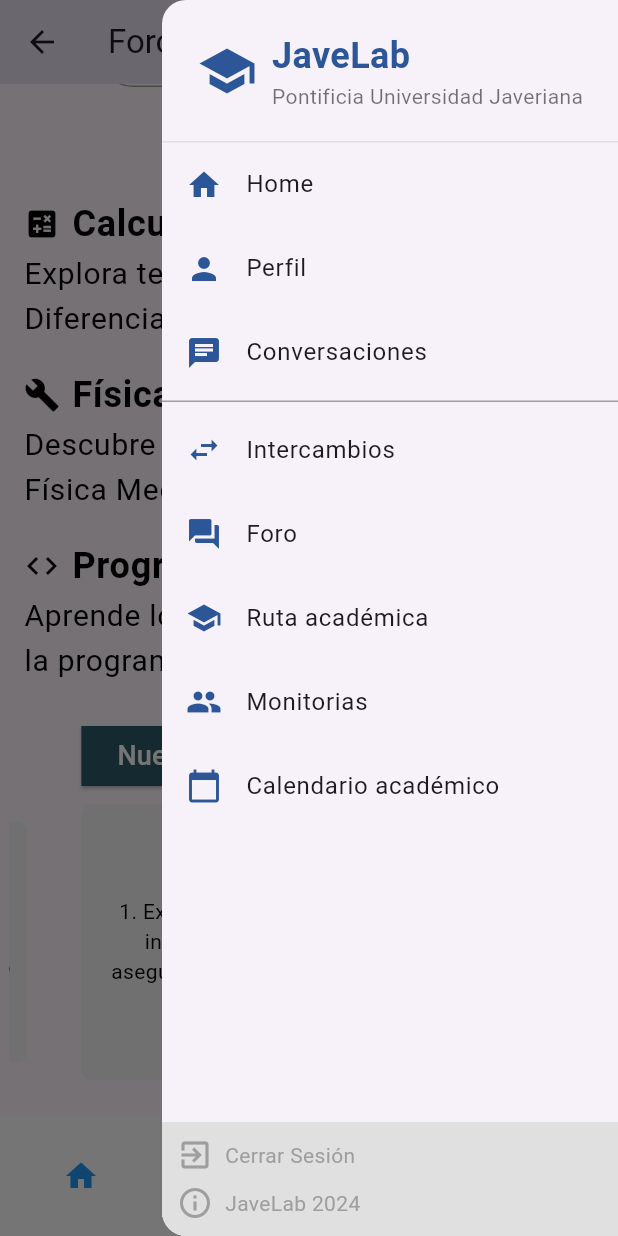
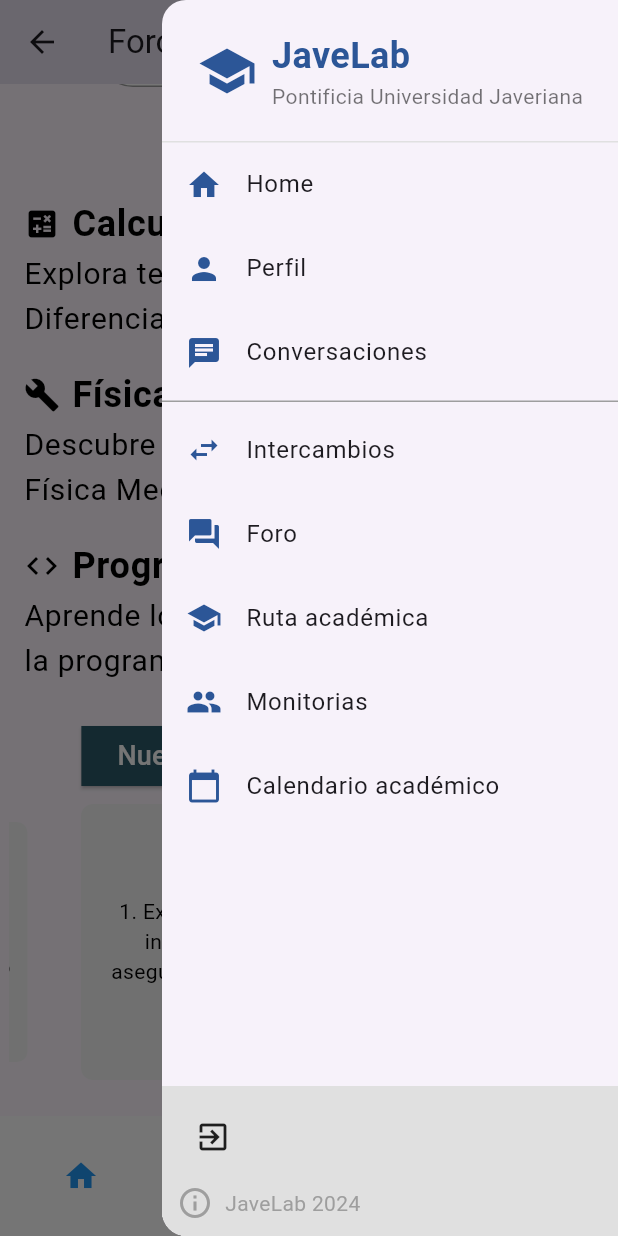
Before and after one commit to estebanvilla16/TesisJaveLab, a Flutter app: the Cara6 screen opened by its route, scrolled down 141 dp, after a tap on the "menu" icon, on a phone screen of 412 x 824 dp. Run offline on Flutter 3.47's test engine with Material 3 defaults, Android fonts, the phone set to English and light mode, and no system bars; drawn by our look-alikes of carousel_slider; our stand-ins replace file_picker, flutter_rating_bar, flutter_secure_storage, open_file, pull_to_refresh, youtube_player_flutter; accounts and stored records are empty; network calls fail.

Commit message:
Cerrar Sesion creado

```diff
--- a/lib/global/enviroment.dart
+++ b/lib/global/enviroment.dart
@@ -3,10 +3,10 @@
 class Envirenment {
   //Servico Rest
   static String apiUrl = Platform.isAndroid
-      ? 'http://192.168.10.34:3000/api'
+      ? 'http://192.168.10.7:3000/api'
       : 'http://localhost:3000/api';
   //Socket
   static String socketUrl = Platform.isAndroid
-      ? 'http://192.168.10.34:3000 '
+      ? 'http://192.168.10.7:3000 '
       : 'http://localhost:3000';
 }
--- a/lib/main.dart
+++ b/lib/main.dart
@@ -22,7 +22,7 @@
         theme: ThemeData(
           primarySwatch: Colors.blue,
         ),
-        initialRoute: 'new_post', // ruta inicial 'loading' inicio.dart
+        initialRoute: 'loading', // ruta inicial 'loading' inicio.dart
         routes: appRoutes, // rutas de la aplicación
       ),
     );
--- a/lib/pages/main_app.dart
+++ b/lib/pages/main_app.dart
@@ -181,7 +181,7 @@
 
 void _navigateToDetailScreen(BuildContext context, Contenido item) {
   String urlDynamic =
-      Platform.isAndroid ? 'http://172.24.16.1:8080' : 'http://localhost:8080';
+      Platform.isAndroid ? 'http://192.168.10.34:8080' : 'http://localhost:8080';
   String pdfUrl = '${urlDynamic}/api/blob/download/${item.material}';
   Navigator.of(context).push(
     MaterialPageRoute(
@@ -235,7 +235,7 @@
   try {
     // Realiza una solicitud HTTP GET para obtener la lista de Posts
     String urlDynamic = Platform.isAndroid
-        ? 'http://172.24.16.1:3011'
+        ? 'http://192.168.10.34:3011'
         : 'http://localhost:3011';
     final String url = ('${urlDynamic}/contenido/lista-contenidos/${cat}');
     final response = await http.get(Uri.parse(url));
--- a/lib/pages/pantalla_clase.dart
+++ b/lib/pages/pantalla_clase.dart
@@ -316,7 +316,7 @@
   Future<List<ComentarioTema>> _fetchComments() async {
     try {
       String urlDynamic = Platform.isAndroid
-          ? 'http://172.24.16.1:3011'
+          ? 'http://192.168.10.34:3011'
           : 'http://localhost:3011';
       final String url =
           ('$urlDynamic/comentariotema/lista-comentarios/${widget.item.id_contenido}');
@@ -338,7 +338,7 @@
 
   void _deleteComment(int id) async {
     String urlDynamic = Platform.isAndroid
-        ? 'http://172.24.16.1:3011'
+        ? 'http://192.168.10.34:3011'
         : 'http://localhost:3011';
     final String url = ('$urlDynamic/comentariotema/borrar/$id');
 
@@ -355,7 +355,7 @@
   void _crearComs() async {
     if (_commentController.text.isNotEmpty) {
       String urlDynamic = Platform.isAndroid
-          ? 'http://172.24.16.1:3011'
+          ? 'http://192.168.10.34:3011'
           : 'http://localhost:3011';
       final String url = ('$urlDynamic/comentariotema/agregar');
 
--- a/lib/widgets/burgermenu.dart
+++ b/lib/widgets/burgermenu.dart
@@ -2,6 +2,7 @@
 import 'package:JaveLab/pages/main_app.dart';
 import 'package:JaveLab/perfil.dart';
 import 'package:JaveLab/ruta_academica.dart';
+import 'package:JaveLab/services/auth_service.dart';
 import 'package:flutter/material.dart';
 
 
@@ -31,7 +32,7 @@
                 SizedBox(width: 10),
                 Column(
                   crossAxisAlignment: CrossAxisAlignment.start,
-                  children: const [
+                  children:  [
                     Text('JaveLab', style: TextStyle(color: Color(0xFF2c5697), fontSize: 24, fontWeight: FontWeight.bold)),
                     Text('Pontificia Universidad Javeriana', style: TextStyle(color: Colors.black54, fontSize: 14)),
                   ],
@@ -80,17 +81,26 @@
             title: Text('Calendario académico', style: TextStyle(fontSize: 16)),
             onTap: () => navigateToScreen(context, 'Calendario académico'),
           ),
-          Spacer(),
+          const Spacer(),
           Container(
             padding: const EdgeInsets.all(10),
             color: Colors.grey[300],
-            child: Column(
-              children: const [
+            child:  Column(
+              children: [
                 Row(
                   children: [
-                    Icon(Icons.exit_to_app, color: Colors.grey),
-                    SizedBox(width: 8),
-                    Text('Cerrar Sesión', style: TextStyle(color: Colors.grey, fontSize: 14)),
+                    IconButton(
+                      icon:  const Icon(Icons.exit_to_app, color: Colors.black87),
+                      onPressed: () {
+
+                        //TODO: desconectarse del socketserver
+
+                        Navigator.pushReplacementNamed(context, 'login');
+                        AuthService.deleteToken();
+
+
+                      },
+                    ),
                   ],
                 ),
                 SizedBox(height: 8),
```
Also changed, not shown: lib/pages/loading_page.dart (+38 -3 lines), lib/pages/usuarios_page.dart (+17 -2 lines), lib/services/auth_service.dart (+26 -2 lines).
